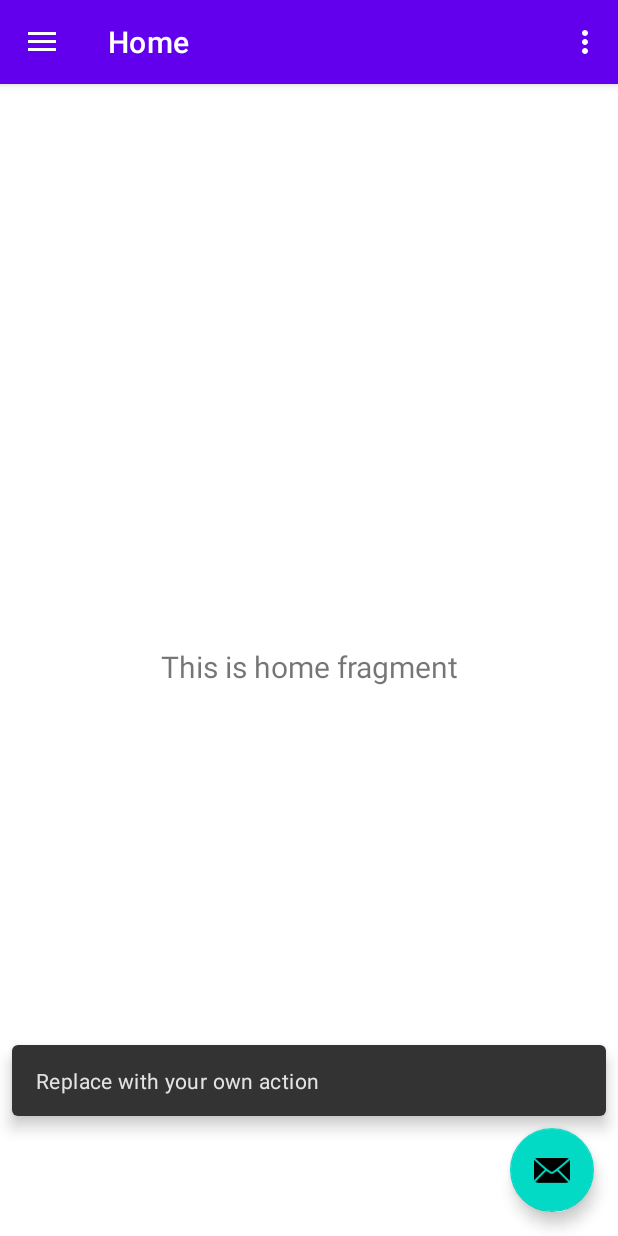
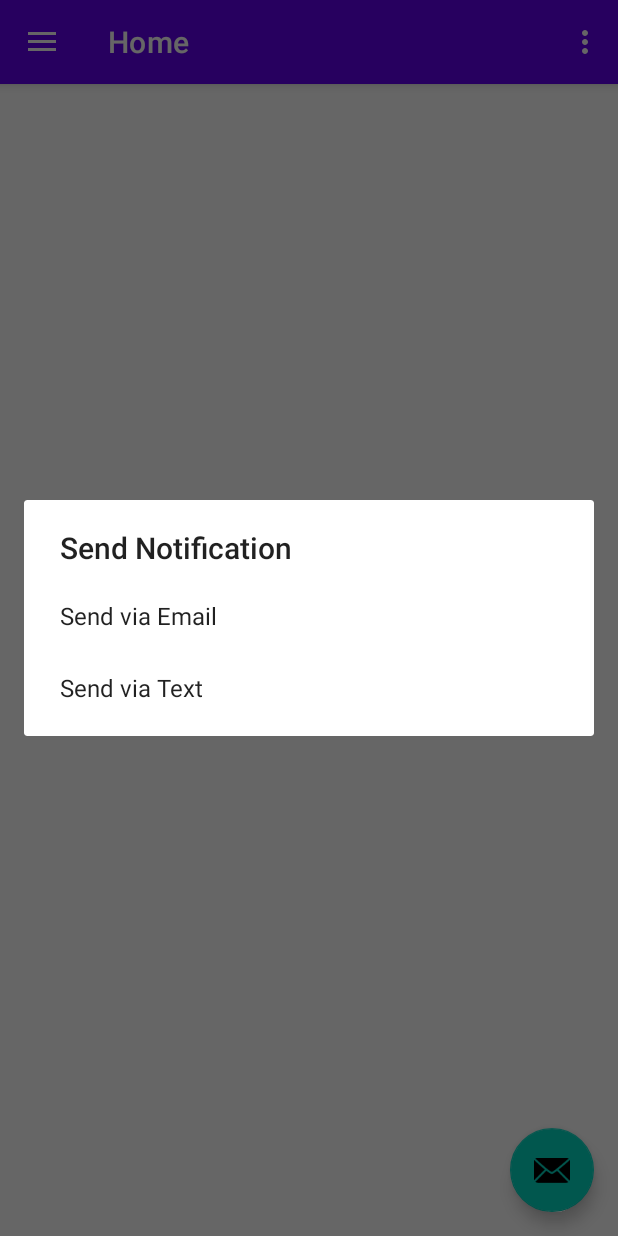
Before and after one commit to Saugat1017/Fitness-Tracker, an Android app: the MainActivity screen opened directly, with no data from a screen before it, after a tap on an icon or button, on a phone screen of 412 x 824 dp. Run offline under Robolectric (Android 15) with nearby library versions, the phone set to English and light mode, and no system bars; our stand-ins replace navigation-ui.

Commit message:
FAB notifcations

```diff
--- a/app/src/main/java/com/cse3310/myfitnesstracker/MainActivity.java
+++ b/app/src/main/java/com/cse3310/myfitnesstracker/MainActivity.java
@@ -36,11 +36,13 @@ public class MainActivity extends AppCompatActivity {
         binding.appBarMain.fab.setOnClickListener(new View.OnClickListener() {
             @Override
             public void onClick(View view) {
-                Snackbar.make(view, "Replace with your own action", Snackbar.LENGTH_LONG)
-                        .setAction("Action", null)
-                        .setAnchorView(R.id.fab).show();
+                // Open the notification dialog
+                com.cse3310.myfitnesstracker.ui.comms.Notifications notifications =
+                        new com.cse3310.myfitnesstracker.ui.comms.Notifications(MainActivity.this);
+                notifications.showNotificationDialog();
             }
         });
+
         DrawerLayout drawer = binding.drawerLayout;
         NavigationView navigationView = binding.navView;
         // Passing each menu ID as a set of Ids because each
--- /dev/null
+++ b/app/src/main/java/com/cse3310/myfitnesstracker/ui/comms/Notifications.java
@@ -0,0 +1,61 @@
+package com.cse3310.myfitnesstracker.ui.comms;
+
+import android.app.AlertDialog;
+import android.content.Context;
+import android.widget.EditText;
+import android.widget.Toast;
+
+public class Notifications {
+
+    private Context context;
+
+    public Notifications(Context context) {
+        this.context = context;
+    }
+
+    public void showNotificationDialog() {
+        // Create an AlertDialog builder
+        AlertDialog.Builder builder = new AlertDialog.Builder(context);
+        builder.setTitle("Send Notification");
+
+        // Options for text or email
+        String[] options = {"Send via Email", "Send via Text"};
+        builder.setItems(options, (dialog, which) -> {
+            if (which == 0) {
+                // Email option
+                showInputDialog("Enter Email Address", "Email sent to: ");
+            } else if (which == 1) {
+                // Text option
+                showInputDialog("Enter Phone Number", "Text sent to: ");
+            }
+        });
+
+        // Show the dialog
+        builder.show();
+    }
+
+    private void showInputDialog(String prompt, String confirmationMessage) {
+        AlertDialog.Builder inputBuilder = new AlertDialog.Builder(context);
+        inputBuilder.setTitle(prompt);
+
+        // Add an input field
+        EditText input = new EditText(context);
+        inputBuilder.setView(input);
+
+        // Add buttons
+        inputBuilder.setPositiveButton("Send", (dialog, which) -> {
+            String userInput = input.getText().toString();
+            if (!userInput.isEmpty()) {
+                // Simulate sending notification
+                Toast.makeText(context, confirmationMessage + userInput, Toast.LENGTH_LONG).show();
+            } else {
+                Toast.makeText(context, "Input cannot be empty!", Toast.LENGTH_SHORT).show();
+            }
+        });
+
+        inputBuilder.setNegativeButton("Cancel", (dialog, which) -> dialog.dismiss());
+
+        // Show the input dialog
+        inputBuilder.show();
+    }
+}
--- /dev/null
+++ b/app/src/main/java/com/cse3310/myfitnesstracker/ui/social/PostToSocial.java
@@ -0,0 +1,4 @@
+package com.cse3310.myfitnesstracker.ui.social;
+
+public class PostToSocial {
+}
--- a/gradle/libs.versions.toml
+++ b/gradle/libs.versions.toml
@@ -1,5 +1,5 @@
 [versions]
-agp = "8.6.1"
+agp = "8.7.2"
 junit = "4.13.2"
 junitVersion = "1.2.1"
 espressoCore = "3.6.1"
```
